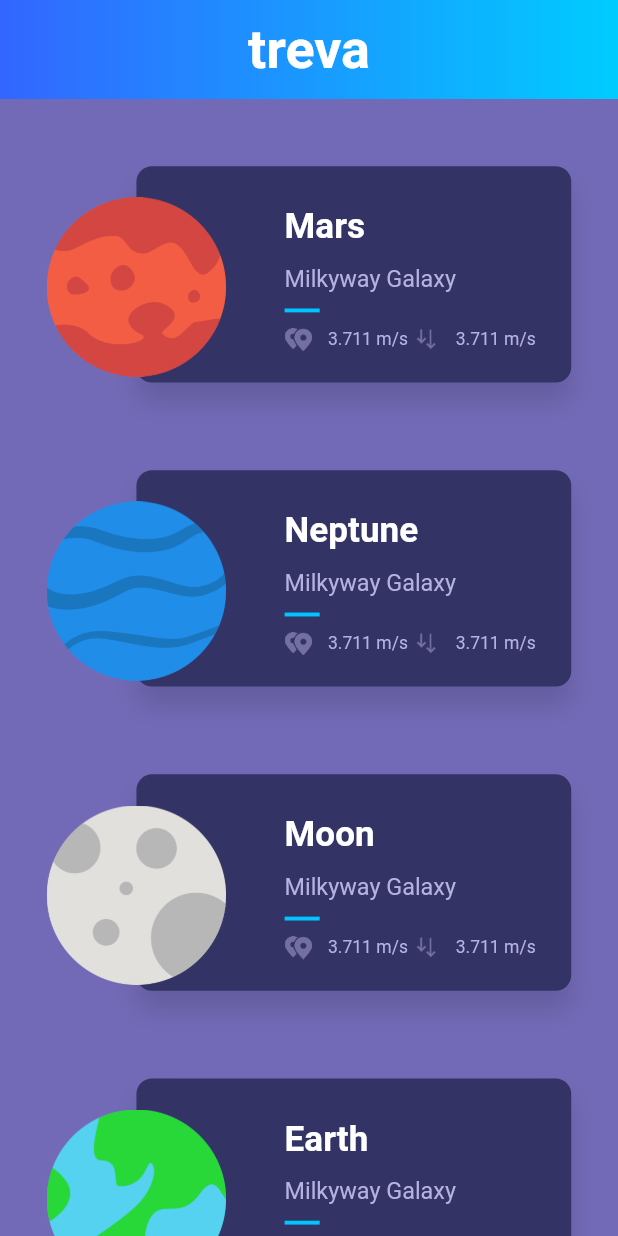
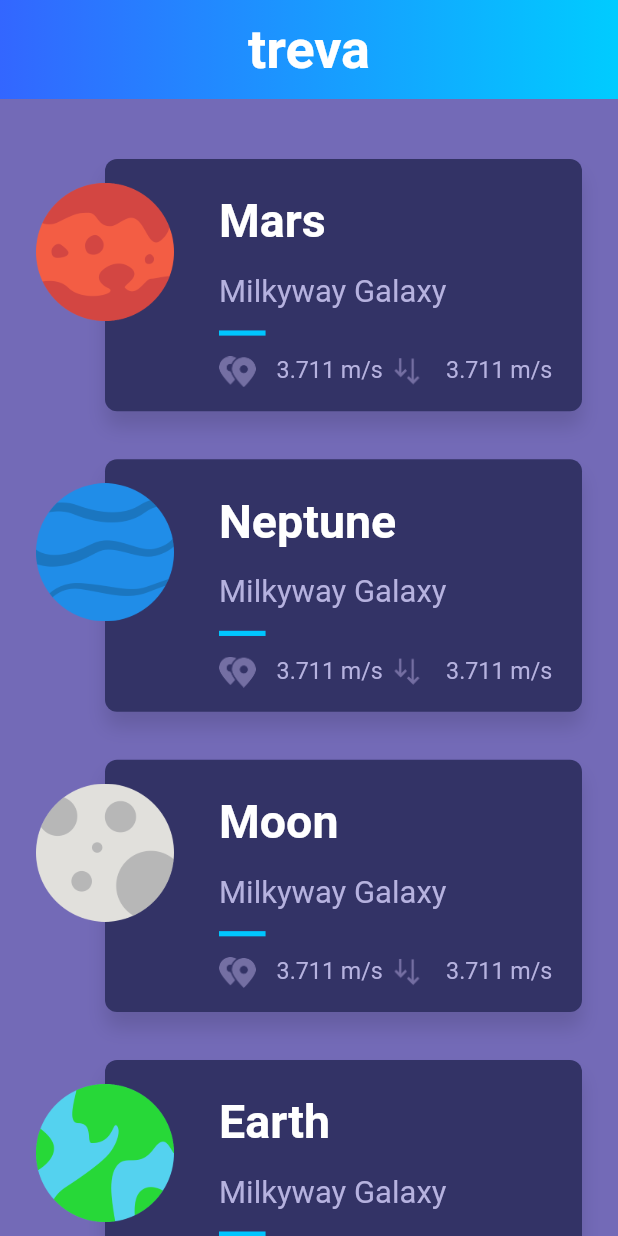
Before and after one commit to sergiandreplace/flutter_planets_tutorial, a Flutter app: the screen it shows after launch, on a phone screen of 412 x 824 dp. Run offline on Flutter 3.47's test engine with Material 2 defaults, Android fonts, the phone set to English and light mode, and no system bars.

Commit message:
fixed overflow issue

```diff
--- a/lib/ui/home/planet_row.dart
+++ b/lib/ui/home/planet_row.dart
@@ -40,7 +40,9 @@ class PlanetRow extends StatelessWidget {
     }
 
     final planetCardContent = Container(
+      width: 312,
       margin: const EdgeInsets.fromLTRB(76.0, 16.0, 16.0, 16.0),
+      child: FittedBox(
         child: Column(
           crossAxisAlignment: CrossAxisAlignment.start,
           children: <Widget>[
@@ -56,12 +58,14 @@ class PlanetRow extends StatelessWidget {
             Row(
               children: <Widget>[
                 _planetValue(
-                  value: planet.distance, image: 'assets/img/ic_distance.png'),
+                    value: planet.distance,
+                    image: 'assets/img/ic_distance.png'),
                 _planetValue(
                     value: planet.gravity, image: 'assets/img/ic_gravity.png')
               ],
             ),
           ],
+        ),
       ),
     );
 
@@ -86,7 +90,6 @@ class PlanetRow extends StatelessWidget {
         onTap: () => Navigator.of(context).push(PageRouteBuilder(
               pageBuilder: (_, __, ___) => DetailPage(planet),
             )),
-        child: FittedBox(
         child: Container(
           margin: const EdgeInsets.symmetric(
             vertical: 16.0,
@@ -98,7 +101,6 @@ class PlanetRow extends StatelessWidget {
               planetThumbnail,
             ],
           ),
-          ),
         ));
   }
 }
```
Lines whose indentation alone changed are shown as unchanged.
